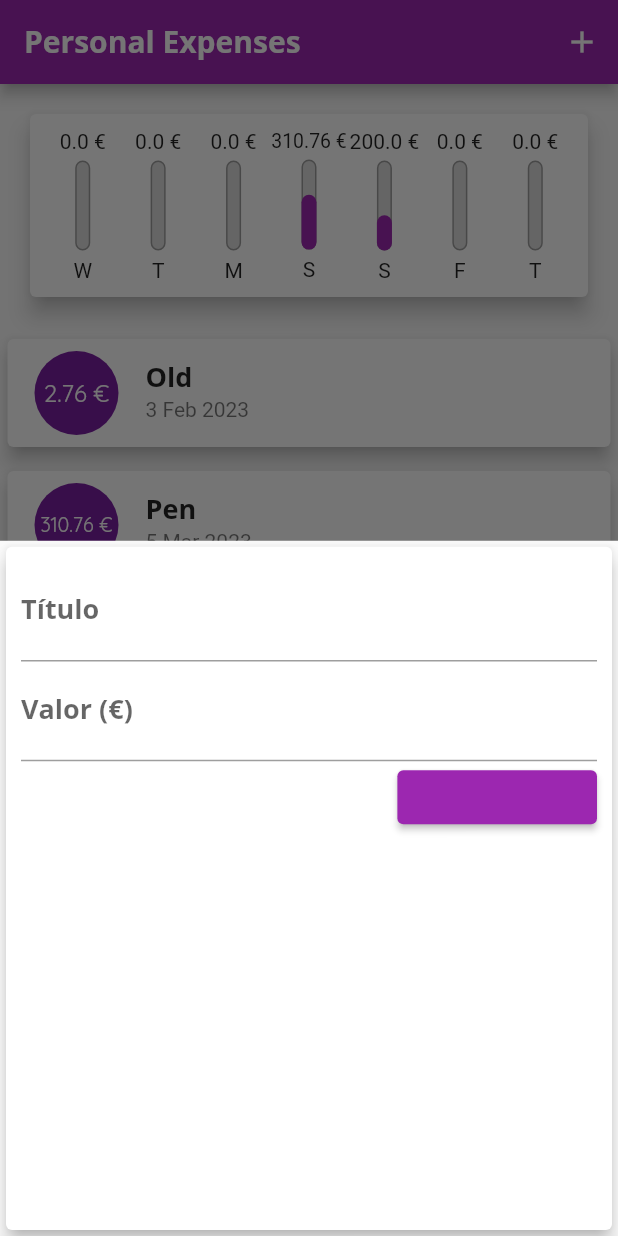
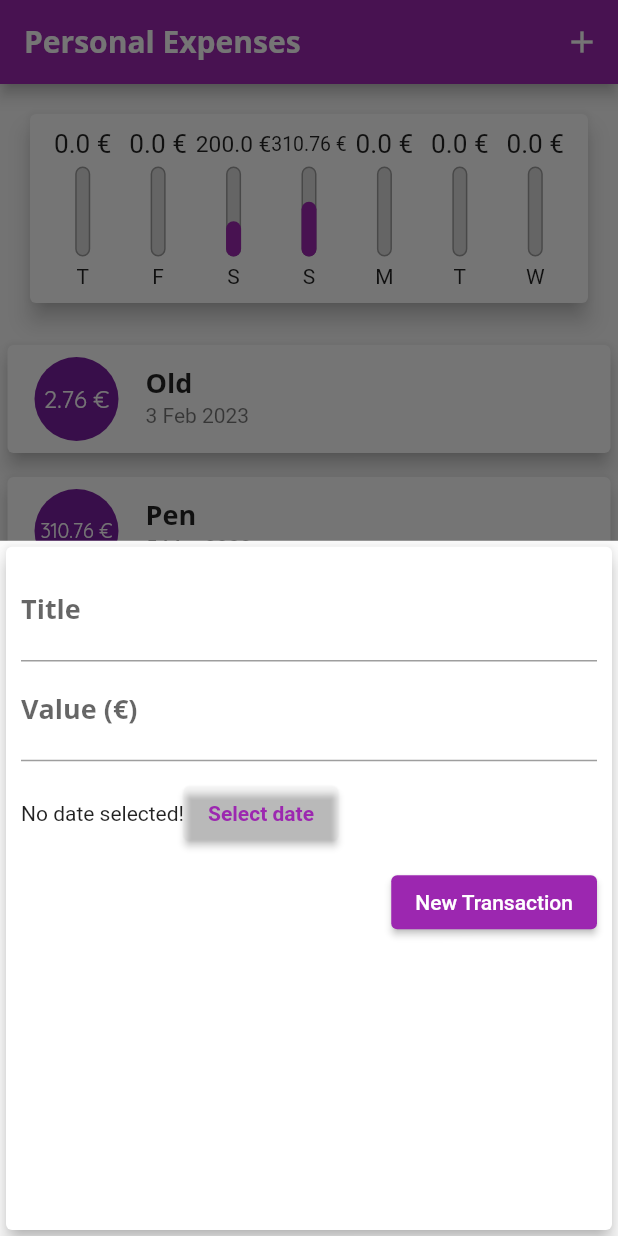
Before and after one commit to davmag91/ExpensesApp, a Flutter app: the screen it shows after launch, after a tap on the "add" icon, on a phone screen of 412 x 824 dp. Run offline on Flutter 3.47's test engine with Material 2 defaults, Android fonts, the phone set to English and light mode, and no system bars.

Commit message:
Some theme updates

```diff
--- a/lib/components/chart.dart
+++ b/lib/components/chart.dart
@@ -33,7 +33,7 @@ class Chart extends StatelessWidget {
         'day': DateFormat.E().format(weekDay)[0],
         'value': totalSum,
       };
-    });
+    }).reversed.toList();
   }
 
   double get _weekTotalValue {
--- a/lib/components/chart_bar.dart
+++ b/lib/components/chart_bar.dart
@@ -18,7 +18,8 @@ class ChartBar extends StatelessWidget {
   Widget build(BuildContext context) {
     return Column(
       children: [
-        FittedBox(child: Text('${value.toString()} €')),
+        Container(
+            height: 20, child: FittedBox(child: Text('${value.toString()} €'))),
         SizedBox(
           height: 5,
         ),
--- a/lib/components/transaction_form.dart
+++ b/lib/components/transaction_form.dart
@@ -38,7 +38,7 @@ class _TransactionFormState extends State<TransactionForm> {
               controller: titleController,
               onSubmitted: (value) => _submitForm(),
               decoration: InputDecoration(
-                labelText: 'Título',
+                labelText: 'Title',
               ),
             ),
             TextField(
@@ -46,22 +46,43 @@ class _TransactionFormState extends State<TransactionForm> {
               controller: valueController,
               onSubmitted: (value) => _submitForm(),
               decoration: InputDecoration(
-                labelText: 'Valor (€)',
+                labelText: 'Value (€)',
+              ),
+            ),
+            Container(
+              height: 70,
+              child: Row(
+                children: [
+                  Text('No date selected!'),
+                  ElevatedButton(
+                    style: ButtonStyle(
+                        backgroundColor: MaterialStatePropertyAll<Color>(
+                            Colors.transparent)),
+                    onPressed: () {},
+                    child: Text('Select date',
+                        style: TextStyle(
+                          color: Theme.of(context).primaryColor,
+                          fontWeight: FontWeight.bold,
+                        )),
+                  )
+                ],
               ),
             ),
             Row(
               mainAxisAlignment: MainAxisAlignment.end,
               children: [
                 ElevatedButton(
+                  style: ButtonStyle(
+                    backgroundColor: Theme.of(context)
+                        .elevatedButtonTheme
+                        .style!
+                        .backgroundColor,
+                  ),
                   onPressed: () {
                     _submitForm();
                   },
-                  child: Text(
-                    'Nova Transação',
-                    style: TextStyle(
-                      color: Colors.purple,
-                    ),
-                  ),
+                  child: Text('New Transaction',
+                      style: TextStyle(color: Colors.white)),
                 ),
               ],
             )
--- a/lib/main.dart
+++ b/lib/main.dart
@@ -30,6 +30,14 @@ class ExpensesApp extends StatelessWidget {
                   fontWeight: FontWeight.bold,
                 ),
               ),
+          buttonTheme: ButtonThemeData(
+            buttonColor: Colors.white,
+          ),
+          elevatedButtonTheme: ElevatedButtonThemeData(
+              style: ButtonStyle(
+            backgroundColor: MaterialStateProperty.all<Color>(Colors.purple),
+            foregroundColor: MaterialStateProperty.all<Color>(Colors.white),
+          )),
           appBarTheme: AppBarTheme(
             titleTextStyle: TextStyle(
                 fontFamily: 'OpenSans',
```
